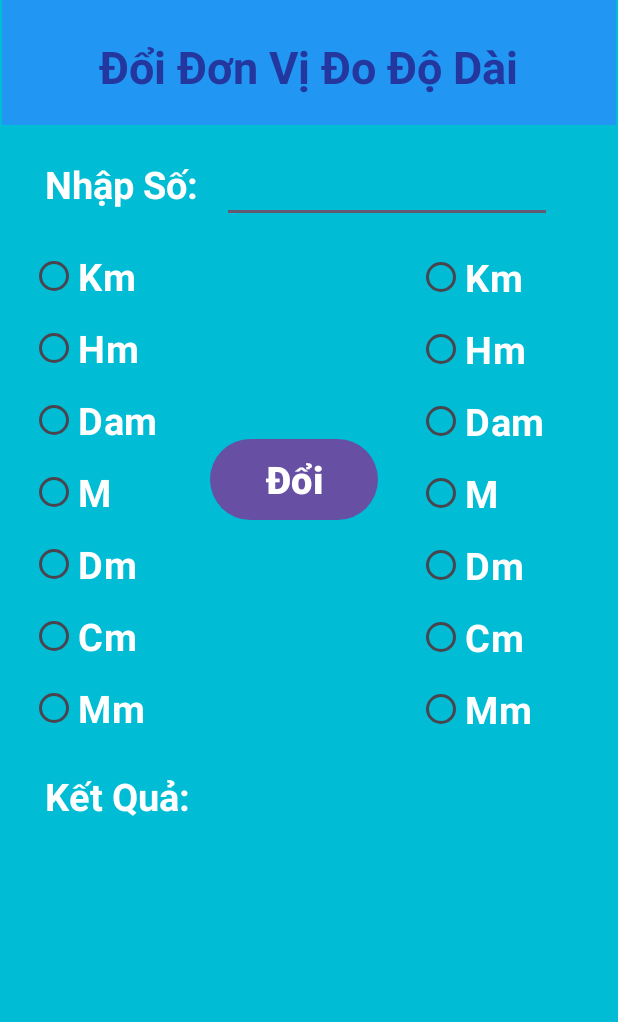
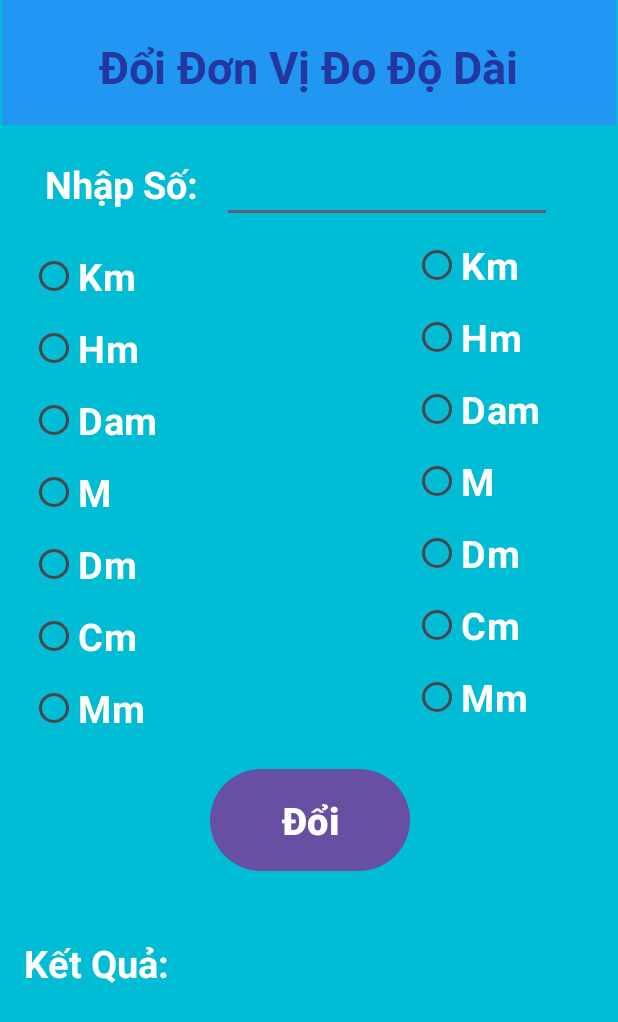
Before and after one commit to DoPhuongLoan/63132227-AndroidProgramming, an Android app: the screen it shows after launch (MainActivity), on a phone screen of 412 x 824 dp. Shown: the top 1022 px of the screen. Run offline under Robolectric (Android 15) with nearby library versions, the phone set to English and light mode, and no system bars.

Commit message:
update câu 2

```diff
--- a/Cau2_AppLenghthConverter/app/src/main/res/layout/activity_main.xml
+++ b/Cau2_AppLenghthConverter/app/src/main/res/layout/activity_main.xml
@@ -62,8 +62,9 @@
 
     <RadioGroup
         android:id="@+id/rd1"
-        android:layout_width="118dp"
-        android:layout_height="338dp"
+        android:layout_width="120dp"
+        android:layout_height="340dp"
+
         android:layout_marginStart="20dp"
         android:layout_marginTop="20dp"
         app:layout_constraintStart_toStartOf="parent"
@@ -135,10 +136,10 @@
 
     <RadioGroup
         android:id="@+id/rd2"
-        android:layout_width="112dp"
-        android:layout_height="337dp"
-        android:layout_marginStart="140dp"
-        android:layout_marginTop="12dp"
+        android:layout_width="120dp"
+        android:layout_height="340dp"
+        android:layout_marginStart="135dp"
+        android:layout_marginTop="4dp"
         app:layout_constraintStart_toEndOf="@+id/rd1"
         app:layout_constraintTop_toBottomOf="@+id/txtnhap">
 
@@ -208,15 +209,15 @@
 
     <Button
         android:id="@+id/btndoi"
-        android:layout_width="112dp"
-        android:layout_height="62dp"
-        android:layout_marginStart="140dp"
-        android:layout_marginTop="140dp"
+        android:layout_width="133dp"
+        android:layout_height="76dp"
+        android:layout_marginStart="135dp"
+        android:layout_marginTop="360dp"
         android:text="Đổi"
         android:textSize="25dp"
         android:textStyle="bold"
         app:layout_constraintEnd_toStartOf="@+id/rd2"
-        app:layout_constraintHorizontal_bias="0.0"
+        app:layout_constraintHorizontal_bias="0.714"
         app:layout_constraintStart_toStartOf="parent"
         app:layout_constraintTop_toBottomOf="@+id/txtnhap" />
 
@@ -224,21 +225,21 @@
         android:id="@+id/textView4"
         android:layout_width="wrap_content"
         android:layout_height="wrap_content"
-        android:layout_marginStart="30dp"
-        android:layout_marginTop="15dp"
+        android:layout_marginStart="16dp"
+        android:layout_marginTop="40dp"
         android:text="Kết Quả:"
         android:textColor="@color/white"
         android:textSize="25dp"
         android:textStyle="bold"
         app:layout_constraintStart_toStartOf="parent"
-        app:layout_constraintTop_toBottomOf="@+id/rd1" />
+        app:layout_constraintTop_toBottomOf="@+id/btndoi" />
 
     <TextView
         android:id="@+id/txtkq"
         android:layout_width="116dp"
         android:layout_height="38dp"
-        android:layout_marginStart="20dp"
-        android:layout_marginTop="156dp"
+        android:layout_marginStart="32dp"
+        android:layout_marginTop="36dp"
         android:enabled="false"
         android:textColor="@color/black"
         android:textSize="25dp"
@@ -246,17 +247,4 @@
         app:layout_constraintStart_toEndOf="@+id/textView4"
         app:layout_constraintTop_toBottomOf="@+id/btndoi" />
 
-    <TextView
-        android:id="@+id/txtthongbao"
-        android:layout_width="231dp"
-        android:layout_height="42dp"
-        android:layout_marginStart="105dp"
-        android:layout_marginTop="30dp"
-        android:enabled="false"
-        android:textColor="#FF0000"
-        android:textSize="25dp"
-        android:textStyle="bold"
-        app:layout_constraintStart_toStartOf="parent"
-        app:layout_constraintTop_toBottomOf="@+id/txtkq" />
-
 </androidx.constraintlayout.widget.ConstraintLayout>
```
Also changed, not shown: Cau2_AppLenghthConverter/app/src/main/java/ntu/pl63132227/cau2_applenghthconverter/MainActivity.java (+96 -4 lines).
